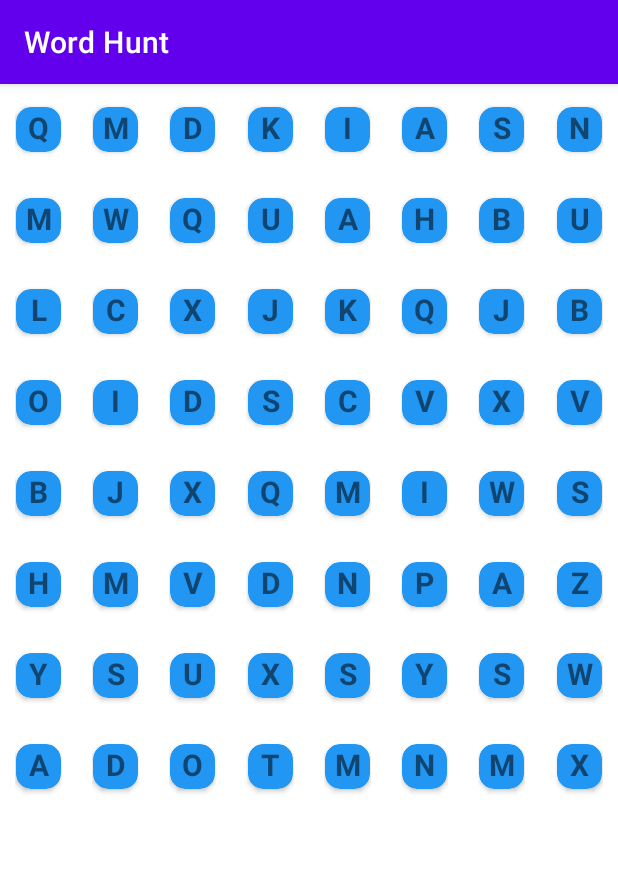
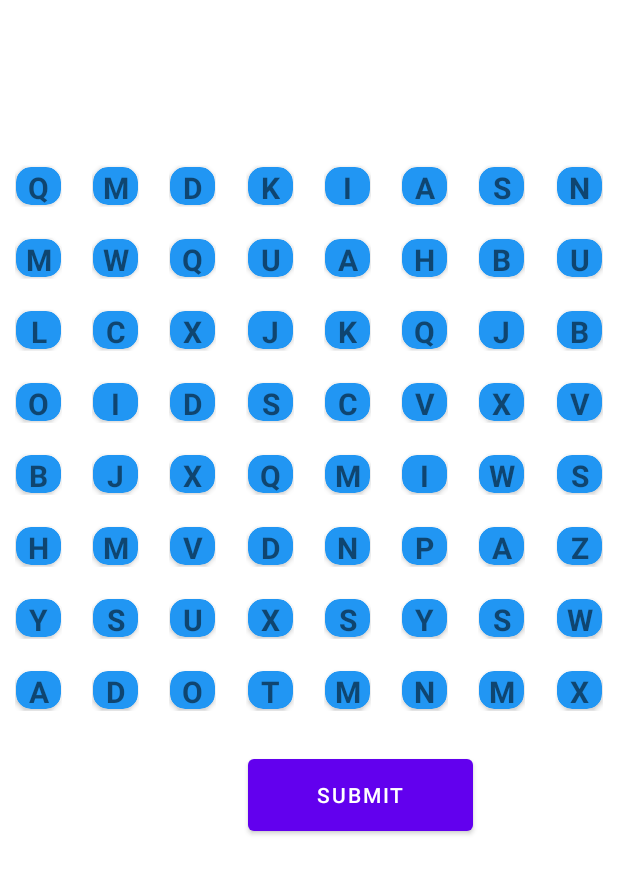
Before and after one commit to SamiaShashmi/Word-Hunt, an Android app: the screen it shows after launch (MainActivity), on a phone screen of 412 x 824 dp. Shown: the top 874 px of the screen. Run offline under Robolectric (Android 15) with nearby library versions, the phone set to English and light mode, and no system bars.

Commit message:
textfield and submit button done

```diff
--- a/app/src/main/java/com/example/wordhunt/Adapter.java
+++ b/app/src/main/java/com/example/wordhunt/Adapter.java
@@ -1,10 +1,12 @@
 package com.example.wordhunt;
 
+import android.app.Activity;
 import android.content.Context;
 import android.view.LayoutInflater;
 import android.view.View;
 import android.view.ViewGroup;
 import android.widget.TextView;
+import android.widget.Toast;
 
 import androidx.annotation.NonNull;
 import androidx.recyclerview.widget.RecyclerView;
@@ -16,9 +18,11 @@ import java.util.List;
 public class Adapter extends RecyclerView.Adapter<Adapter.ViewHolder> {
     List<String> letters;
     LayoutInflater inflater;
+    Activity activity;
 
-    public Adapter(Context ctx, List<String> ltr)
+    public Adapter(Activity act, Context ctx, List<String> ltr)
     {
+        this.activity = act;
         this.letters = ltr;
         this.inflater = LayoutInflater.from(ctx);
     }
@@ -31,7 +35,7 @@ public class Adapter extends RecyclerView.Adapter<Adapter.ViewHolder> {
 
     @Override
     public void onBindViewHolder(@NonNull ViewHolder holder, int position) {
-        holder.letters.setText(letters.get(position));
+        holder.textLetter.setText(letters.get(position));
     }
 
     @Override
@@ -40,10 +44,19 @@ public class Adapter extends RecyclerView.Adapter<Adapter.ViewHolder> {
     }
 
     public class ViewHolder extends RecyclerView.ViewHolder{
-        TextView letters;
+        TextView textLetter;
         public ViewHolder(@NonNull View itemView) {
             super(itemView);
-            letters = itemView.findViewById(R.id.letter);
+            textLetter = itemView.findViewById(R.id.letter);
+
+            itemView.setOnClickListener(new View.OnClickListener() {
+                @Override
+                public void onClick(View v) {
+                    TextView textFromWord = (TextView) activity.findViewById(R.id.madeWord);
+                    String word = textFromWord.getText().toString();
+                    textFromWord.setText(word + letters.get(getAdapterPosition()));
+                }
+            });
         }
     }
 }
--- a/app/src/main/java/com/example/wordhunt/MainActivity.java
+++ b/app/src/main/java/com/example/wordhunt/MainActivity.java
@@ -31,7 +31,7 @@ public class MainActivity extends AppCompatActivity {
         }
 
 
-        adapter = new Adapter(this, letters);
+        adapter = new Adapter(this, this, letters);
         GridLayoutManager gridLayoutManager = new GridLayoutManager(this, 8, GridLayoutManager.VERTICAL, false);
         dataList.setLayoutManager(gridLayoutManager);
         dataList.setAdapter(adapter);
--- a/app/src/main/res/layout/activity_main.xml
+++ b/app/src/main/res/layout/activity_main.xml
@@ -1,10 +1,19 @@
 <?xml version="1.0" encoding="utf-8"?>
+<LinearLayout xmlns:android="http://schemas.android.com/apk/res/android"
+    xmlns:app="http://schemas.android.com/apk/res-auto"
+    xmlns:tools="http://schemas.android.com/tools"
+    android:layout_width="match_parent"
+    android:layout_height="wrap_content"
+    android:orientation="vertical"
+    tools:context=".MainActivity">
+
     <androidx.constraintlayout.widget.ConstraintLayout xmlns:android="http://schemas.android.com/apk/res/android"
         xmlns:app="http://schemas.android.com/apk/res-auto"
         xmlns:tools="http://schemas.android.com/tools"
         android:layout_width="match_parent"
-    android:layout_height="match_parent"
-    tools:context=".MainActivity">
+        android:layout_height="400dp"
+        android:layout_marginTop="100dp"
+        >
 
         <androidx.recyclerview.widget.RecyclerView
             android:id="@+id/dataList"
@@ -12,7 +21,39 @@
             android:layout_height="0dp"
             app:layout_constraintBottom_toBottomOf="parent"
             app:layout_constraintEnd_toEndOf="parent"
+            app:layout_constraintHorizontal_bias="0.0"
             app:layout_constraintStart_toStartOf="parent"
-        app:layout_constraintTop_toTopOf="parent" />
+            app:layout_constraintTop_toTopOf="parent"
+            app:layout_constraintVertical_bias="0.0" />
 
     </androidx.constraintlayout.widget.ConstraintLayout>
+    <androidx.constraintlayout.widget.ConstraintLayout xmlns:android="http://schemas.android.com/apk/res/android"
+        xmlns:app="http://schemas.android.com/apk/res-auto"
+        xmlns:tools="http://schemas.android.com/tools"
+        android:layout_width="match_parent"
+        android:layout_height="wrap_content"
+        tools:context=".MainActivity">
+        <LinearLayout
+            android:layout_width="match_parent"
+            android:layout_height="match_parent"
+            android:orientation="horizontal">
+            <TextView
+                android:layout_width="150dp"
+                android:layout_height="60dp"
+                android:textColor="@color/teal_700"
+                android:textSize="25dp"
+                android:layout_marginLeft="15dp"
+                tools:ignore="MissingConstraints"
+                android:id="@+id/madeWord"/>
+            <Button
+                android:layout_width="150dp"
+                android:layout_height="60dp"
+                android:text="Submit"
+                tools:ignore="MissingConstraints" />
+        </LinearLayout>
+
+
+    </androidx.constraintlayout.widget.ConstraintLayout>
+
+
+</LinearLayout>
--- a/app/src/main/res/layout/grid_layout.xml
+++ b/app/src/main/res/layout/grid_layout.xml
@@ -9,8 +9,8 @@
 
     <androidx.cardview.widget.CardView
         android:layout_width="30dp"
-        android:layout_height="30dp"
-        android:layout_margin="5dp"
+        android:layout_height="25dp"
+        android:layout_margin="1dp"
         android:background="#2196F3"
         android:backgroundTint="#2196F3"
         app:cardBackgroundColor="#2196F3"
@@ -35,7 +35,9 @@
                 android:textSize="20dp"
                 android:textStyle="bold"
                 app:layout_constraintEnd_toEndOf="parent"
-                app:layout_constraintStart_toStartOf="parent"/>
+                app:layout_constraintStart_toStartOf="parent"
+                tools:ignore="MissingConstraints" />
         </androidx.constraintlayout.widget.ConstraintLayout>
     </androidx.cardview.widget.CardView>
+
 </androidx.constraintlayout.widget.ConstraintLayout>
--- a/app/src/main/res/values/themes.xml
+++ b/app/src/main/res/values/themes.xml
@@ -1,6 +1,6 @@
 <resources xmlns:tools="http://schemas.android.com/tools">
     <!-- Base application theme. -->
-    <style name="Theme.WordHunt" parent="Theme.MaterialComponents.DayNight.DarkActionBar">
+    <style name="Theme.WordHunt" parent="Theme.MaterialComponents.DayNight.NoActionBar">
         <!-- Primary brand color. -->
         <item name="colorPrimary">@color/purple_500</item>
         <item name="colorPrimaryVariant">@color/purple_700</item>
```
Lines whose indentation alone changed are shown as unchanged.
